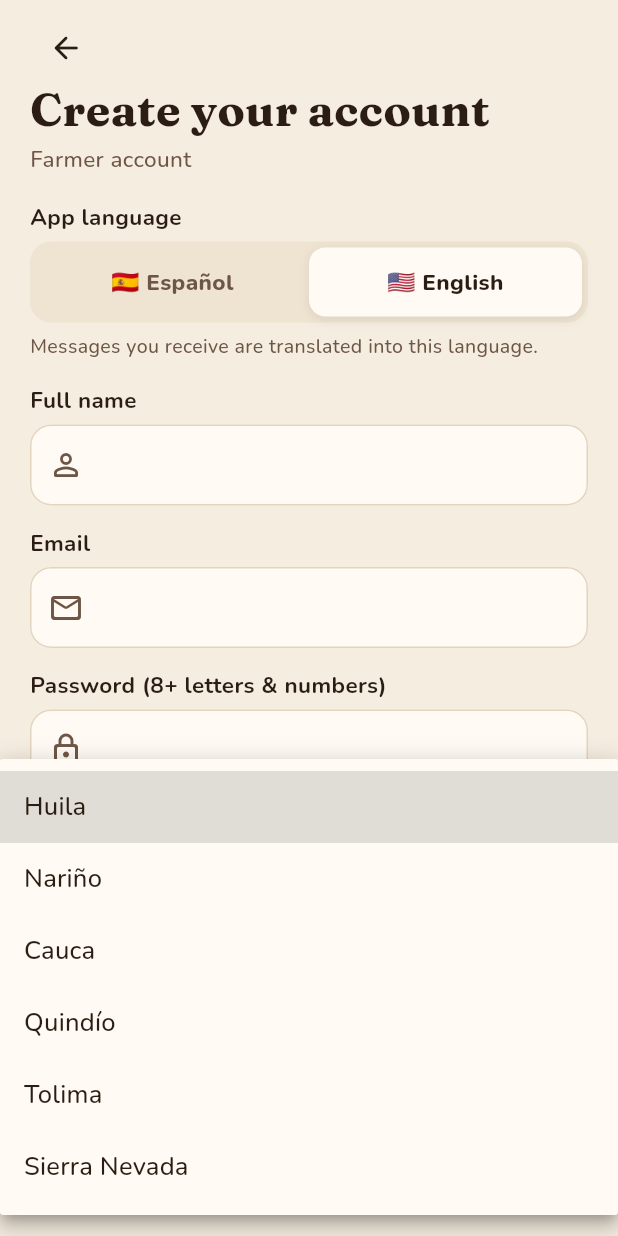
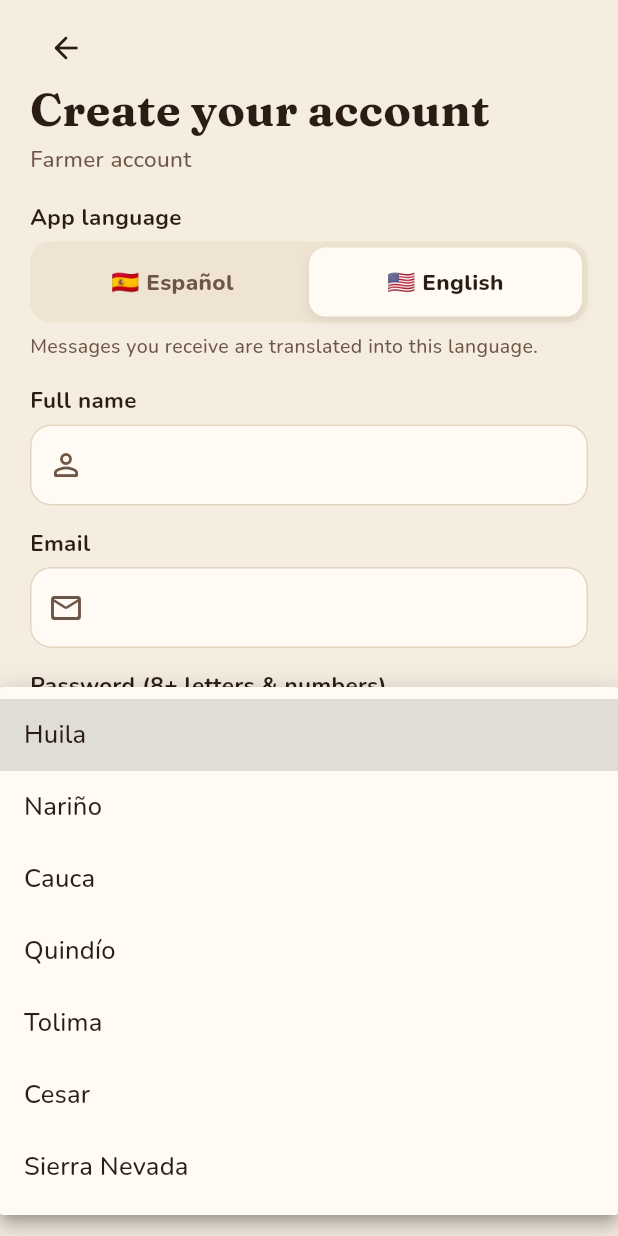
Before and after one commit to gustavomutto/CafeDirecto, a Flutter app: the RegisterScreen screen opened directly, after a tap on "👩🏽‍🌾", after a tap on "🇺🇸 English", after a tap on "Huila", on a phone screen of 412 x 824 dp. Run offline on Flutter 3.47's test engine with Material 3 defaults, Android fonts, the phone set to English and light mode, and no system bars; our stand-ins replace flutter_local_notifications, flutter_secure_storage, google_fonts, image_picker, shared_preferences, speech_to_text; accounts and stored records are empty; network calls fail.

Commit message:
Regiones: agregar el departamento del Cesar
Co-Authored-By: Claude Opus 5.5 <noreply@anthropic.com>
Claude-Session: https://claude.ai/code/session_01RkcpVZWUWj3Ax4p4r8iTg7

```diff
--- a/mobile_app/lib/core/constants/catalog.dart
+++ b/mobile_app/lib/core/constants/catalog.dart
@@ -4,7 +4,9 @@ import 'package:flutter/material.dart';
 
 import '../../domain/entities/bi.dart';
 
-const regions = ['Huila', 'Nariño', 'Cauca', 'Quindío', 'Tolima', 'Sierra Nevada'];
+/// Regiones cafeteras para el perfil de la finca y los filtros de Explorar.
+/// "Sierra Nevada" es la Sierra Nevada de Santa Marta (zona cafetera entre Magdalena, Cesar y La Guajira).
+const regions = ['Huila', 'Nariño', 'Cauca', 'Quindío', 'Tolima', 'Cesar', 'Sierra Nevada'];
 
 const varieties = ['Castillo', 'Caturra', 'Geisha', 'Pink Bourbon', 'Colombia'];
 
```
